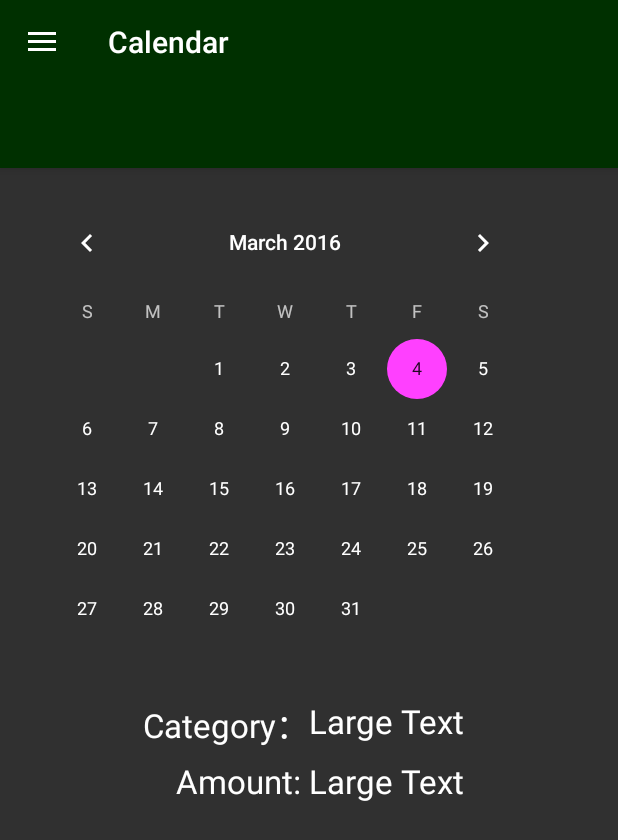
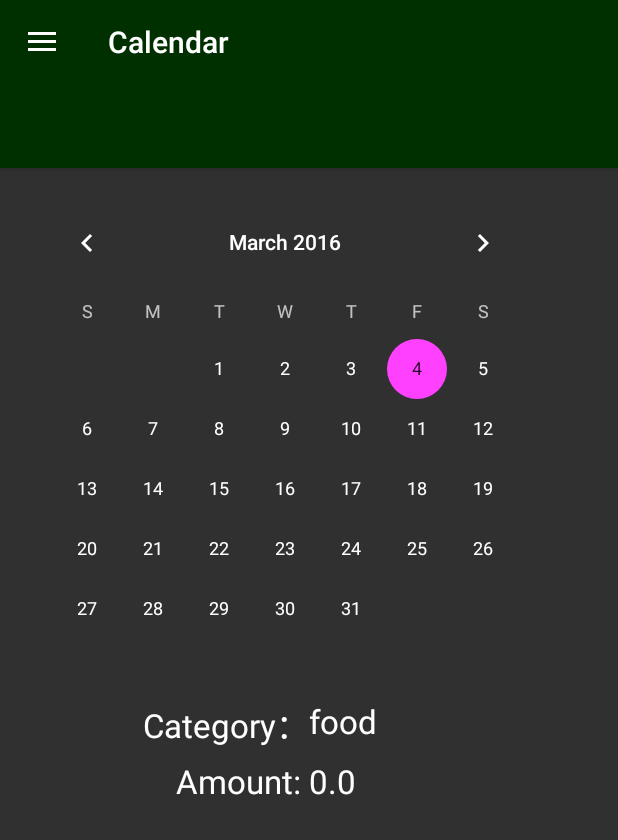
Before and after one commit to ucsdCSE110wi16/CSE110W260T2, an Android app: the fragment AddEvent placed in its activity, after a tap on "Calendar", on a phone screen of 412 x 824 dp. Shown: the top 840 px of the screen. Run offline under Robolectric (Android 15) with nearby library versions, the phone set to English and light mode, and no system bars; 1 statement that could not run was skipped; 3 other taps on this screen came first.

Commit message:
fixed bugs and enabled the calendar in both calendar.class and addpayment.class to select the current day even if not clicked on it (default)

```diff
--- a/SmartBudgeter/app/src/main/java/com/example/kingd/hello_world/AddEvent.java
+++ b/SmartBudgeter/app/src/main/java/com/example/kingd/hello_world/AddEvent.java
@@ -41,7 +41,7 @@ public class AddEvent extends Fragment {
     private String notes;
 
     public AddEvent() {
-        date = "N/A";
+        date = homePage.dbFetch.getCurrentDate();
         categories = "N/A";
         amount = 0.0;
         notes = "N/A";
@@ -69,8 +69,7 @@ public class AddEvent extends Fragment {
         Button addButton = (Button)llayout.findViewById(R.id.AddButton);
 
         //initialize the spinner
-        String[] spinnerList = {"food", "clothes", "rent", "miscellaneous"};
-        ArrayAdapter<String> arrayAdapter = new ArrayAdapter<String>(getActivity(),android.R.layout.simple_spinner_dropdown_item,spinnerList);
+        ArrayAdapter<String> arrayAdapter = new ArrayAdapter<String>(getActivity(),android.R.layout.simple_spinner_dropdown_item,homePage.spinnerList);
         categoriesSpinner.setAdapter(arrayAdapter);
 
         //set onClickListener method
--- a/SmartBudgeter/app/src/main/java/com/example/kingd/hello_world/CalendarFragment.java
+++ b/SmartBudgeter/app/src/main/java/com/example/kingd/hello_world/CalendarFragment.java
@@ -42,18 +42,31 @@ public class CalendarFragment extends Fragment {
 
         CalendarView calendar = (CalendarView) llayout.findViewById(R.id.calendarView);
 
+        //show the current day's event if there are any
+        if(homePage.dbFetch.getCurrentEvent() != null) {
+            TextView calendarCategory = (TextView) llayout.findViewById(R.id.CategoryShow);
+            TextView calendarAmount = (TextView) llayout.findViewById(R.id.AmountShow);
+            calendarCategory.setText(homePage.dbFetch.getCurrentEvent().getCategories());
+            calendarAmount.setText(Double.toString(homePage.dbFetch.getCurrentEvent().getTransactionAmt()));
+        }
+
+        //show the selected day event if there are any
         calendar.setOnDateChangeListener(new CalendarView.OnDateChangeListener() {
                                              @Override
                                              public void onSelectedDayChange(CalendarView view, int year, int month, int dayOfMonth) {
                                                  int index = 0;
                                                  boolean setIf = false;
                                                  String selectedDate = "";
-                                                 if(month+1 < 10) {
-                                                     selectedDate += Integer.toString(year) + "/0" + Integer.toString(month + 1) + "/" + Integer.toString(dayOfMonth);
+                                                 String yyyy = Integer.toString(year);
+                                                 String mm = Integer.toString(month + 1);
+                                                 String dd = Integer.toString(dayOfMonth);
+                                                 if (month + 1 < 10) {
+                                                     mm = "0" + mm;
                                                  }
-                                                 else {
-                                                     selectedDate += Integer.toString(year) + "/" + Integer.toString(month + 1) + "/" + Integer.toString(dayOfMonth);
+                                                 if(dayOfMonth < 10) {
+                                                     dd = "0" + dd;
                                                  }
+                                                 selectedDate += yyyy + "/" + mm + "/" + dd;
                                                  System.out.println("The selected Date is: " + selectedDate);
                                                  TextView calendarCategory = (TextView) getActivity().findViewById(R.id.CategoryShow);
                                                  TextView calendarAmount = (TextView) getActivity().findViewById(R.id.AmountShow);
--- a/SmartBudgeter/app/src/main/java/com/example/kingd/hello_world/DBFetch.java
+++ b/SmartBudgeter/app/src/main/java/com/example/kingd/hello_world/DBFetch.java
@@ -312,6 +312,16 @@ public class DBFetch extends Activity {
         }
     }
 
+    public History getCurrentEvent(){
+        int i = 0;
+        if(homePage.dbFetch.getCurrentDate().compareTo(homePage.dbFetch.getPast().get(0).getPaymentDate()) == 0){
+            return homePage.dbFetch.getPast().get(0);
+        }
+        else {
+            return null;
+        }
+    }
+
     /*@Override
     protected void onCreate(Bundle savedInstanceState) {
         super.onCreate(savedInstanceState);
--- a/SmartBudgeter/app/src/main/java/com/example/kingd/hello_world/homePage.java
+++ b/SmartBudgeter/app/src/main/java/com/example/kingd/hello_world/homePage.java
@@ -37,6 +37,7 @@ import java.io.IOException;
 public class homePage extends Fragment {
 
     public static DBFetch dbFetch = new DBFetch();
+    public static String[] spinnerList = {"food", "clothes", "rent", "salary", "miscellaneous"};
 
     public homePage() {
         // empty constructor
```
